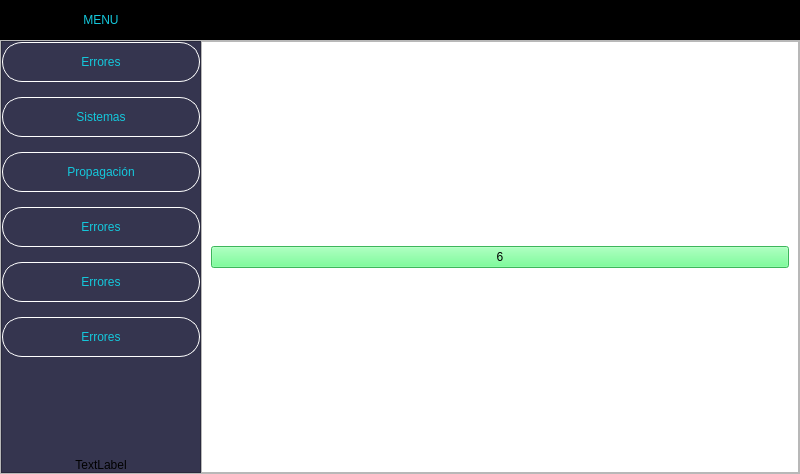
The window that Proyecto/ventana_principal.ui (Vrouqen/Metodos-Numericos) describes before a commit, drawn with Qt 5.
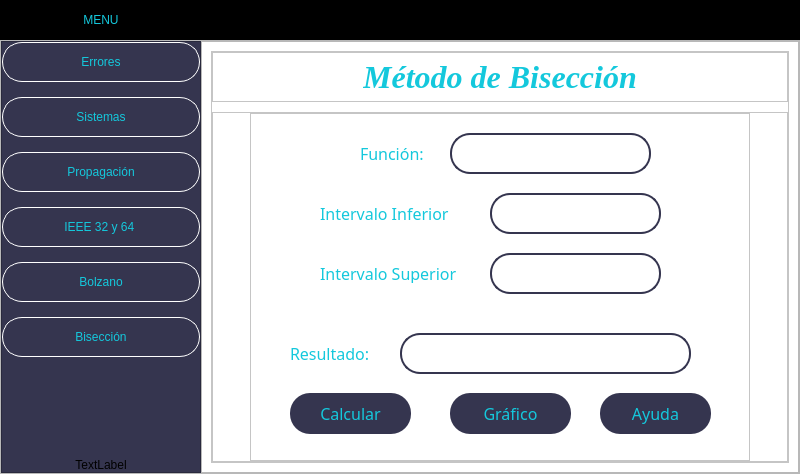
The same window after the commit. The open tabs and pages were chosen to show the change. Icons and pictures are not drawn.

Commit message:
Interfaz avance
Asignacion de temas de la unidad 1 con funcionalidad

What changed in the file:
```diff
--- a/Proyecto/ventana_principal.ui
+++ b/Proyecto/ventana_principal.ui
@@ -450,7 +450,7 @@
              </size>
             </property>
             <property name="text">
-             <string>Errores</string>
+             <string>IEEE 32 y 64 </string>
             </property>
             <property name="icon">
              <iconset>
@@ -479,7 +479,7 @@
              </size>
             </property>
             <property name="text">
-             <string>Errores</string>
+             <string>Bolzano</string>
             </property>
             <property name="icon">
              <iconset>
@@ -512,7 +512,7 @@
 </string>
             </property>
             <property name="text">
-             <string>Errores</string>
+             <string>Bisección</string>
             </property>
             <property name="icon">
              <iconset>
@@ -2060,13 +2060,481 @@
             <widget class="QWidget" name="page_cinco">
              <layout class="QVBoxLayout" name="verticalLayout_4">
               <item>
-               <widget class="QPushButton" name="pushButton_11">
+               <widget class="QFrame" name="frame_27">
                 <property name="styleSheet">
-                 <string notr="true">background-color: rgb(85, 255, 127);</string>
+                 <string notr="true">QPushButton{
+background-color:rgb(53, 53, 79);
+color: rgb(20, 200, 220);
+border-top-left-radius: 20px;
+border-bottom-left-radius: 20px;
+border-top-right-radius: 20px;
+border-bottom-right-radius: 20px;
+font: 75 12pt &quot;Arial Black&quot;;
+}
+QPushButton:hover{
+background-color: rgb(20, 200, 220);
+color: white;
+border-top-left-radius: 20px;
+border-bottom-left-radius: 20px;
+border-top-right-radius: 20px;
+border-bottom-right-radius: 20px;
+font: 75 12pt &quot;Arial Black&quot;;
+}</string>
                 </property>
-                <property name="text">
-                 <string>6</string>
+                <property name="frameShape">
+                 <enum>QFrame::StyledPanel</enum>
                 </property>
+                <property name="frameShadow">
+                 <enum>QFrame::Raised</enum>
+                </property>
+                <layout class="QVBoxLayout" name="verticalLayout_15">
+                 <property name="spacing">
+                  <number>10</number>
+                 </property>
+                 <property name="leftMargin">
+                  <number>0</number>
+                 </property>
+                 <property name="topMargin">
+                  <number>0</number>
+                 </property>
+                 <property name="rightMargin">
+                  <number>0</number>
+                 </property>
+                 <property name="bottomMargin">
+                  <number>0</number>
+                 </property>
+                 <item>
+                  <widget class="QFrame" name="frame_28">
+                   <property name="maximumSize">
+                    <size>
+                     <width>16777215</width>
+                     <height>50</height>
+                    </size>
+                   </property>
+                   <property name="frameShape">
+                    <enum>QFrame::StyledPanel</enum>
+                   </property>
+                   <property name="frameShadow">
+                    <enum>QFrame::Raised</enum>
+                   </property>
+                   <layout class="QHBoxLayout" name="horizontalLayout_16">
+                    <property name="spacing">
+                     <number>0</number>
+                    </property>
+                    <property name="leftMargin">
+                     <number>0</number>
+                    </property>
+                    <property name="topMargin">
+                     <number>0</number>
+                    </property>
+                    <property name="rightMargin">
+                     <number>0</number>
+                    </property>
+                    <property name="bottomMargin">
+                     <number>0</number>
+                    </property>
+                    <item>
+                     <spacer name="horizontalSpacer_28">
+                      <property name="orientation">
+                       <enum>Qt::Horizontal</enum>
+                      </property>
+                      <property name="sizeHint" stdset="0">
+                       <size>
+                        <width>149</width>
+                        <height>20</height>
+                       </size>
+                      </property>
+                     </spacer>
+                    </item>
+                    <item>
+                     <widget class="QLabel" name="labelTema_13">
+                      <property name="font">
+                       <font>
+                        <family>Times New Roman</family>
+                        <pointsize>24</pointsize>
+                        <weight>75</weight>
+                        <italic>true</italic>
+                        <bold>true</bold>
+                       </font>
+                      </property>
+                      <property name="styleSheet">
+                       <string notr="true">color: rgb(20, 200, 220);</string>
+                      </property>
+                      <property name="text">
+                       <string>Método de Bisección</string>
+                      </property>
+                      <property name="alignment">
+                       <set>Qt::AlignCenter</set>
+                      </property>
+                     </widget>
+                    </item>
+                    <item>
+                     <spacer name="horizontalSpacer_29">
+                      <property name="orientation">
+                       <enum>Qt::Horizontal</enum>
+                      </property>
+                      <property name="sizeHint" stdset="0">
+                       <size>
+                        <width>148</width>
+                        <height>20</height>
+                       </size>
+                      </property>
+                     </spacer>
+                    </item>
+                   </layout>
+                  </widget>
+                 </item>
+                 <item>
+                  <widget class="QFrame" name="frame_29">
+                   <property name="frameShape">
+                    <enum>QFrame::StyledPanel</enum>
+                   </property>
+                   <property name="frameShadow">
+                    <enum>QFrame::Raised</enum>
+                   </property>
+                   <layout class="QHBoxLayout" name="horizontalLayout_17">
+                    <property name="spacing">
+                     <number>0</number>
+                    </property>
+                    <property name="leftMargin">
+                     <number>0</number>
+                    </property>
+                    <property name="topMargin">
+                     <number>0</number>
+                    </property>
+                    <property name="rightMargin">
+                     <number>0</number>
+                    </property>
+                    <property name="bottomMargin">
+                     <number>0</number>
+                    </property>
+                    <item>
+                     <spacer name="horizontalSpacer_30">
+                      <property name="orientation">
+                       <enum>Qt::Horizontal</enum>
+                      </property>
+                      <property name="sizeHint" stdset="0">
+                       <size>
+                        <width>34</width>
+                        <height>20</height>
+                       </size>
+                      </property>
+                     </spacer>
+                    </item>
+                    <item>
+                     <widget class="QFrame" name="frame_30">
+                      <property name="minimumSize">
+                       <size>
+                        <width>500</width>
+                        <height>0</height>
+                       </size>
+                      </property>
+                      <property name="frameShape">
+                       <enum>QFrame::StyledPanel</enum>
+                      </property>
+                      <property name="frameShadow">
+                       <enum>QFrame::Raised</enum>
+                      </property>
+                      <widget class="QLabel" name="labelFuncion_9">
+                       <property name="geometry">
+                        <rect>
+                         <x>110</x>
+                         <y>30</y>
+                         <width>81</width>
+                         <height>20</height>
+                        </rect>
+                       </property>
+                       <property name="font">
+                        <font>
+                         <family>Arial Black</family>
+                         <pointsize>12</pointsize>
+                         <weight>9</weight>
+                         <italic>false</italic>
+                         <bold>false</bold>
+                        </font>
+                       </property>
+                       <property name="styleSheet">
+                        <string notr="true">font: 75 12pt &quot;Arial Black&quot;;
+color: rgb(20, 200, 220);</string>
+                       </property>
+                       <property name="text">
+                        <string>Función:</string>
+                       </property>
+                      </widget>
+                      <widget class="QTextEdit" name="textFuncion_2">
+                       <property name="geometry">
+                        <rect>
+                         <x>200</x>
+                         <y>20</y>
+                         <width>201</width>
+                         <height>41</height>
+                        </rect>
+                       </property>
+                       <property name="font">
+                        <font>
+                         <family>Times New Roman</family>
+                         <pointsize>14</pointsize>
+                        </font>
+                       </property>
+                       <property name="styleSheet">
+                        <string notr="true">border: 2px solid rgb(53, 53, 79); 
+color: rgb(20, 200, 220);
+border-top-left-radius: 20px;
+border-bottom-left-radius: 20px;
+border-top-right-radius: 20px;
+border-bottom-right-radius: 20px;</string>
+                       </property>
+                       <property name="verticalScrollBarPolicy">
+                        <enum>Qt::ScrollBarAlwaysOff</enum>
+                       </property>
+                      </widget>
+                      <widget class="QLabel" name="labelFuncion_10">
+                       <property name="geometry">
+                        <rect>
+                         <x>70</x>
+                         <y>90</y>
+                         <width>161</width>
+                         <height>20</height>
+                        </rect>
+                       </property>
+                       <property name="font">
+                        <font>
+                         <family>Arial Black</family>
+                         <pointsize>12</pointsize>
+                         <weight>9</weight>
+                         <italic>false</italic>
+                         <bold>false</bold>
+                        </font>
+                       </property>
+                       <property name="styleSheet">
+                        <string notr="true">font: 75 12pt &quot;Arial Black&quot;;
+color: rgb(20, 200, 220);</string>
+                       </property>
+                       <property name="text">
+                        <string>Intervalo Inferior</string>
+                       </property>
+                      </widget>
+                      <widget class="QLabel" name="labelFuncion_11">
+                       <property name="geometry">
+                        <rect>
+                         <x>70</x>
+                         <y>150</y>
+                         <width>161</width>
+                         <height>20</height>
+                        </rect>
+                       </property>
+                       <property name="font">
+                        <font>
+                         <family>Arial Black</family>
+                         <pointsize>12</pointsize>
+                         <weight>9</weight>
+                         <italic>false</italic>
+                         <bold>false</bold>
+                        </font>
+                       </property>
+                       <property name="styleSheet">
+                        <string notr="true">font: 75 12pt &quot;Arial Black&quot;;
+color: rgb(20, 200, 220);</string>
+                       </property>
+                       <property name="text">
+                        <string>Intervalo Superior</string>
+                       </property>
+                      </widget>
+                      <widget class="QTextEdit" name="textValorInf_2">
+                       <property name="geometry">
+                        <rect>
+                         <x>240</x>
+                         <y>80</y>
+                         <width>171</width>
+                         <height>41</height>
+                        </rect>
+                       </property>
+                       <property name="font">
+                        <font>
+                         <family>Times New Roman</family>
+                         <pointsize>14</pointsize>
+                        </font>
+                       </property>
+                       <property name="styleSheet">
+                        <string notr="true">border: 2px solid rgb(53, 53, 79); 
+color: rgb(20, 200, 220);
+border-top-left-radius: 20px;
+border-bottom-left-radius: 20px;
+border-top-right-radius: 20px;
+border-bottom-right-radius: 20px;</string>
+                       </property>
+                       <property name="verticalScrollBarPolicy">
+                        <enum>Qt::ScrollBarAlwaysOff</enum>
+                       </property>
+                      </widget>
+                      <widget class="QTextEdit" name="textEdit">
+                       <property name="geometry">
+                        <rect>
+                         <x>240</x>
+                         <y>140</y>
+                         <width>171</width>
+                         <height>41</height>
+                        </rect>
+                       </property>
+                       <property name="styleSheet">
+                        <string notr="true">border: 2px solid rgb(53, 53, 79); 
+color: rgb(20, 200, 220);
+border-top-left-radius: 20px;
+border-bottom-left-radius: 20px;
+border-top-right-radius: 20px;
+border-bottom-right-radius: 20px;</string>
+                       </property>
+                       <property name="verticalScrollBarPolicy">
+                        <enum>Qt::ScrollBarAlwaysOff</enum>
+                       </property>
+                      </widget>
+                      <widget class="QLabel" name="labelFuncion_12">
+                       <property name="geometry">
+                        <rect>
+                         <x>40</x>
+                         <y>230</y>
+                         <width>101</width>
+                         <height>20</height>
+                        </rect>
+                       </property>
+                       <property name="font">
+                        <font>
+                         <family>Arial Black</family>
+                         <pointsize>12</pointsize>
+                         <weight>9</weight>
+                         <italic>false</italic>
+                         <bold>false</bold>
+                        </font>
+                       </property>
+                       <property name="styleSheet">
+                        <string notr="true">font: 75 12pt &quot;Arial Black&quot;;
+color: rgb(20, 200, 220);</string>
+                       </property>
+                       <property name="text">
+                        <string>Resultado:</string>
+                       </property>
+                      </widget>
+                      <widget class="QLabel" name="labelResultado_4">
+                       <property name="geometry">
+                        <rect>
+                         <x>150</x>
+                         <y>220</y>
+                         <width>291</width>
+                         <height>41</height>
+                        </rect>
+                       </property>
+                       <property name="font">
+                        <font>
+                         <family>Times New Roman</family>
+                         <pointsize>16</pointsize>
+                        </font>
+                       </property>
+                       <property name="styleSheet">
+                        <string notr="true">border: 2px solid rgb(53, 53, 79); 
+color: rgb(20, 200, 220);
+border-top-left-radius: 20px;
+border-bottom-left-radius: 20px;
+border-top-right-radius: 20px;
+border-bottom-right-radius: 20px;</string>
+                       </property>
+                       <property name="text">
+                        <string/>
+                       </property>
+                      </widget>
+                      <widget class="QPushButton" name="botonCalcular_3">
+                       <property name="geometry">
+                        <rect>
+                         <x>40</x>
+                         <y>280</y>
+                         <width>121</width>
+                         <height>41</height>
+                        </rect>
+                       </property>
+                       <property name="font">
+                        <font>
+                         <family>Arial Black</family>
+                         <pointsize>12</pointsize>
+                         <weight>9</weight>
+                         <italic>false</italic>
+                         <bold>false</bold>
+                        </font>
+                       </property>
+                       <property name="styleSheet">
+                        <string notr="true"/>
+                       </property>
+                       <property name="text">
+                        <string>Calcular</string>
+                       </property>
+                      </widget>
+                      <widget class="QPushButton" name="botonGrafico_3">
+                       <property name="geometry">
+                        <rect>
+                         <x>200</x>
+                         <y>280</y>
+                         <width>121</width>
+                         <height>41</height>
+                        </rect>
+                       </property>
+                       <property name="font">
+                        <font>
+                         <family>Arial Black</family>
+                         <pointsize>12</pointsize>
+                         <weight>9</weight>
+                         <italic>false</italic>
+                         <bold>false</bold>
+                        </font>
+                       </property>
+                       <property name="styleSheet">
+                        <string notr="true"/>
+                       </property>
+                       <property name="text">
+                        <string>Gráfico</string>
+                       </property>
+                      </widget>
+                      <widget class="QPushButton" name="botonAyuda_2">
+                       <property name="geometry">
+                        <rect>
+                         <x>350</x>
+                         <y>280</y>
+                         <width>111</width>
+                         <height>41</height>
+                        </rect>
+                       </property>
+                       <property name="font">
+                        <font>
+                         <family>Arial Black</family>
+                         <pointsize>12</pointsize>
+                         <weight>9</weight>
+                         <italic>false</italic>
+                         <bold>false</bold>
+                        </font>
+                       </property>
+                       <property name="styleSheet">
+                        <string notr="true"/>
+                       </property>
+                       <property name="text">
+                        <string>Ayuda</string>
+                       </property>
+                      </widget>
+                     </widget>
+                    </item>
+                    <item>
+                     <spacer name="horizontalSpacer_31">
+                      <property name="orientation">
+                       <enum>Qt::Horizontal</enum>
+                      </property>
+                      <property name="sizeHint" stdset="0">
+                       <size>
+                        <width>34</width>
+                        <height>20</height>
+                       </size>
+                      </property>
+                     </spacer>
+                    </item>
+                   </layout>
+                  </widget>
+                 </item>
+                </layout>
                </widget>
               </item>
              </layout>
```
Left out of the diff: 875 changed lines with no effect on the pictures. The commit also changes 4 other files.
